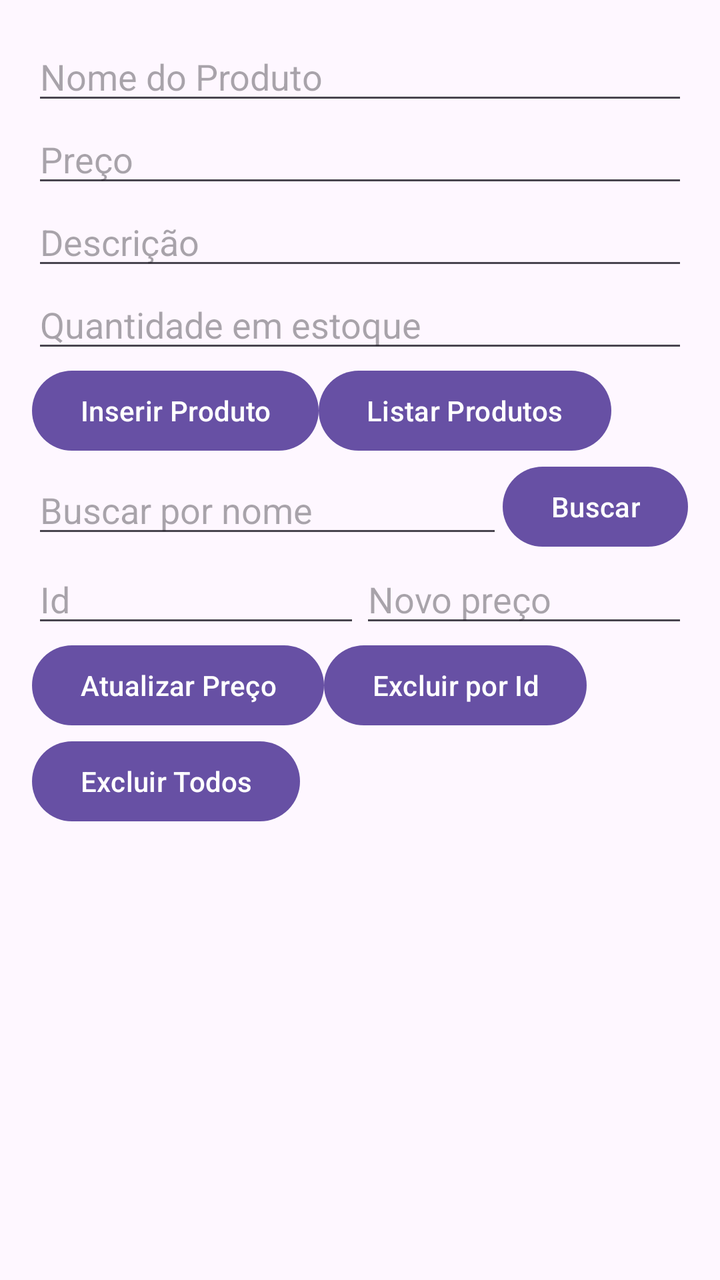
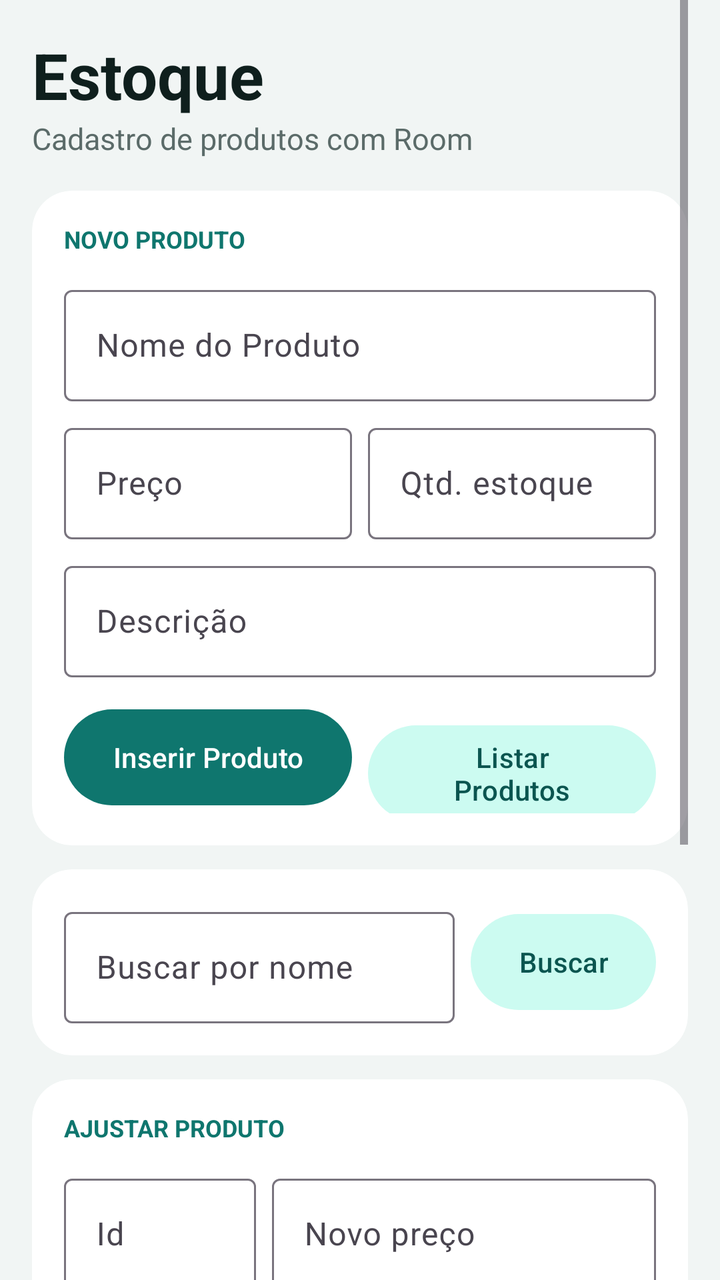

Before-and-after screenshots of an Android layout around one commit, followed by the original layout XML and the change that was made.
<!-- AndroidManifest.xml: application theme Theme.TP06ROOM -->
<!-- res/layout/activity_main.xml -->
<?xml version="1.0" encoding="utf-8"?>
<ScrollView xmlns:android="http://schemas.android.com/apk/res/android"
    android:id="@+id/main"
    android:layout_width="match_parent"
    android:layout_height="match_parent"
    android:fillViewport="true">

    <LinearLayout
        android:layout_width="match_parent"
        android:layout_height="wrap_content"
        android:orientation="vertical"
        android:padding="16dp">

        <EditText
            android:id="@+id/editProductName"
            android:layout_width="match_parent"
            android:layout_height="wrap_content"
            android:hint="Nome do Produto"
            android:inputType="text" />

        <EditText
            android:id="@+id/editProductPrice"
            android:layout_width="match_parent"
            android:layout_height="wrap_content"
            android:hint="Preço"
            android:inputType="numberDecimal" />

        <EditText
            android:id="@+id/editProductDescription"
            android:layout_width="match_parent"
            android:layout_height="wrap_content"
            android:hint="Descrição"
            android:inputType="text" />

        <EditText
            android:id="@+id/editProductQuantity"
            android:layout_width="match_parent"
            android:layout_height="wrap_content"
            android:hint="Quantidade em estoque"
            android:inputType="number" />

        <LinearLayout
            android:layout_width="match_parent"
            android:layout_height="wrap_content"
            android:orientation="horizontal">

            <Button
                android:id="@+id/btnInserirProduto"
                android:layout_width="wrap_content"
                android:layout_height="wrap_content"
                android:text="Inserir Produto" />

            <Button
                android:id="@+id/btnListarProdutos"
                android:layout_width="wrap_content"
                android:layout_height="wrap_content"
                android:text="Listar Produtos" />
        </LinearLayout>

        <LinearLayout
            android:layout_width="match_parent"
            android:layout_height="wrap_content"
            android:gravity="center_vertical"
            android:orientation="horizontal">

            <EditText
                android:id="@+id/editBusca"
                android:layout_width="0dp"
                android:layout_height="wrap_content"
                android:layout_weight="1"
                android:hint="Buscar por nome"
                android:inputType="text" />

            <Button
                android:id="@+id/btnBuscar"
                android:layout_width="wrap_content"
                android:layout_height="wrap_content"
                android:text="Buscar" />
        </LinearLayout>

        <LinearLayout
            android:layout_width="match_parent"
            android:layout_height="wrap_content"
            android:gravity="center_vertical"
            android:orientation="horizontal">

            <EditText
                android:id="@+id/editUpdateId"
                android:layout_width="0dp"
                android:layout_height="wrap_content"
                android:layout_weight="1"
                android:hint="Id"
                android:inputType="number" />

            <EditText
                android:id="@+id/editUpdatePrice"
                android:layout_width="0dp"
                android:layout_height="wrap_content"
                android:layout_weight="1"
                android:hint="Novo preço"
                android:inputType="numberDecimal" />
        </LinearLayout>

        <LinearLayout
            android:layout_width="match_parent"
            android:layout_height="wrap_content"
            android:orientation="horizontal">

            <Button
                android:id="@+id/btnAtualizarPreco"
                android:layout_width="wrap_content"
                android:layout_height="wrap_content"
                android:text="Atualizar Preço" />

            <Button
                android:id="@+id/btnExcluirPorId"
                android:layout_width="wrap_content"
                android:layout_height="wrap_content"
                android:text="Excluir por Id" />
        </LinearLayout>

        <Button
            android:id="@+id/btnExcluirTodos"
            android:layout_width="wrap_content"
            android:layout_height="wrap_content"
            android:text="Excluir Todos" />

        <TextView
            android:id="@+id/txtResultado"
            android:layout_width="match_parent"
            android:layout_height="wrap_content"
            android:layout_marginTop="12dp"
            android:textSize="16sp" />
    </LinearLayout>
</ScrollView>
<!-- resources referenced by this layout -->
<resources>
  <style name="Theme.TP06ROOM" parent="Base.Theme.TP06ROOM" />
  <style name="Base.Theme.TP06ROOM" parent="Theme.Material3.DayNight.NoActionBar">
          
          
      </style>
</resources>

<!-- the commit's change to res/layout/activity_main.xml (unified diff, before → after) -->
@@ -1,135 +1,321 @@
 <?xml version="1.0" encoding="utf-8"?>
 <ScrollView xmlns:android="http://schemas.android.com/apk/res/android"
+    xmlns:app="http://schemas.android.com/apk/res-auto"
     android:id="@+id/main"
     android:layout_width="match_parent"
     android:layout_height="match_parent"
-    android:fillViewport="true">
+    android:clipToPadding="false"
+    android:fillViewport="true"
+    android:paddingHorizontal="16dp"
+    android:paddingBottom="24dp">
 
     <LinearLayout
         android:layout_width="match_parent"
         android:layout_height="wrap_content"
-        android:orientation="vertical"
-        android:padding="16dp">
-
-        <EditText
-            android:id="@+id/editProductName"
-            android:layout_width="match_parent"
-            android:layout_height="wrap_content"
-            android:hint="Nome do Produto"
-            android:inputType="text" />
-
-        <EditText
-            android:id="@+id/editProductPrice"
-            android:layout_width="match_parent"
-            android:layout_height="wrap_content"
-            android:hint="Preço"
-            android:inputType="numberDecimal" />
-
-        <EditText
-            android:id="@+id/editProductDescription"
-            android:layout_width="match_parent"
-            android:layout_height="wrap_content"
-            android:hint="Descrição"
-            android:inputType="text" />
-
-        <EditText
-            android:id="@+id/editProductQuantity"
-            android:layout_width="match_parent"
-            android:layout_height="wrap_content"
-            android:hint="Quantidade em estoque"
-            android:inputType="number" />
-
-        <LinearLayout
-            android:layout_width="match_parent"
-            android:layout_height="wrap_content"
-            android:orientation="horizontal">
-
-            <Button
-                android:id="@+id/btnInserirProduto"
-                android:layout_width="wrap_content"
+        android:orientation="vertical">
+
+        <TextView
+            android:layout_width="match_parent"
+            android:layout_height="wrap_content"
+            android:layout_marginTop="16dp"
+            android:text="Estoque"
+            android:textColor="@color/ink"
+            android:textSize="32sp"
+            android:textStyle="bold" />
+
+        <TextView
+            android:layout_width="match_parent"
+            android:layout_height="wrap_content"
+            android:layout_marginBottom="16dp"
+            android:text="Cadastro de produtos com Room"
+            android:textColor="@color/ink_soft"
+            android:textSize="15sp" />
+
+        
+        <com.google.android.material.card.MaterialCardView
+            android:layout_width="match_parent"
+            android:layout_height="wrap_content"
+            android:layout_marginBottom="12dp"
+            app:cardBackgroundColor="@color/white"
+            app:cardCornerRadius="20dp"
+            app:cardElevation="0dp"
+            app:strokeWidth="0dp">
+
+            <LinearLayout
+                android:layout_width="match_parent"
                 android:layout_height="wrap_content"
-                android:text="Inserir Produto" />
-
-            <Button
-                android:id="@+id/btnListarProdutos"
-                android:layout_width="wrap_content"
+                android:orientation="vertical"
+                android:padding="16dp">
+
+                <TextView
+                    android:layout_width="wrap_content"
+                    android:layout_height="wrap_content"
+                    android:layout_marginBottom="12dp"
+                    android:text="NOVO PRODUTO"
+                    android:textColor="@color/brand"
+                    android:textSize="12sp"
+                    android:textStyle="bold" />
+
+                <com.google.android.material.textfield.TextInputLayout
+                    style="@style/Widget.Material3.TextInputLayout.OutlinedBox"
+                    android:layout_width="match_parent"
+                    android:layout_height="wrap_content"
+                    android:hint="Nome do Produto">
+
+                    <com.google.android.material.textfield.TextInputEditText
+                        android:id="@+id/editProductName"
+                        android:layout_width="match_parent"
+                        android:layout_height="wrap_content"
+                        android:inputType="text" />
+                </com.google.android.material.textfield.TextInputLayout>
+
+                <LinearLayout
+                    android:layout_width="match_parent"
+                    android:layout_height="wrap_content"
+                    android:layout_marginTop="8dp"
+                    android:orientation="horizontal">
+
+                    <com.google.android.material.textfield.TextInputLayout
+                        style="@style/Widget.Material3.TextInputLayout.OutlinedBox"
+                        android:layout_width="0dp"
+                        android:layout_height="wrap_content"
+                        android:layout_marginEnd="8dp"
+                        android:layout_weight="1"
+                        android:hint="Preço"
+                        app:prefixText="R$ ">
+
+                        <com.google.android.material.textfield.TextInputEditText
+                            android:id="@+id/editProductPrice"
+                            android:layout_width="match_parent"
+                            android:layout_height="wrap_content"
+                            android:inputType="numberDecimal" />
+                    </com.google.android.material.textfield.TextInputLayout>
+
+                    <com.google.android.material.textfield.TextInputLayout
+                        style="@style/Widget.Material3.TextInputLayout.OutlinedBox"
+                        android:layout_width="0dp"
+                        android:layout_height="wrap_content"
+                        android:layout_weight="1"
+                        android:hint="Qtd. estoque">
+
+                        <com.google.android.material.textfield.TextInputEditText
+                            android:id="@+id/editProductQuantity"
+                            android:layout_width="match_parent"
+                            android:layout_height="wrap_content"
+                            android:inputType="number" />
+                    </com.google.android.material.textfield.TextInputLayout>
+                </LinearLayout>
+
+                <com.google.android.material.textfield.TextInputLayout
+                    style="@style/Widget.Material3.TextInputLayout.OutlinedBox"
+                    android:layout_width="match_parent"
+                    android:layout_height="wrap_content"
+                    android:layout_marginTop="8dp"
+                    android:hint="Descrição">
+
+                    <com.google.android.material.textfield.TextInputEditText
+                        android:id="@+id/editProductDescription"
+                        android:layout_width="match_parent"
+                        android:layout_height="wrap_content"
+                        android:inputType="text" />
+                </com.google.android.material.textfield.TextInputLayout>
+
+                <LinearLayout
+                    android:layout_width="match_parent"
+                    android:layout_height="wrap_content"
+                    android:layout_marginTop="12dp"
+                    android:orientation="horizontal">
+
+                    <Button
+                        android:id="@+id/btnInserirProduto"
+                        android:layout_width="0dp"
+                        android:layout_height="56dp"
+                        android:layout_marginEnd="8dp"
+                        android:layout_weight="1"
+                        android:text="Inserir Produto" />
+
+                    <Button
+                        android:id="@+id/btnListarProdutos"
+                        style="@style/Widget.Material3.Button.TonalButton"
+                        android:layout_width="0dp"
+                        android:layout_height="56dp"
+                        android:layout_weight="1"
+                        android:text="Listar Produtos" />
+                </LinearLayout>
+            </LinearLayout>
+        </com.google.android.material.card.MaterialCardView>
+
+        
+        <com.google.android.material.card.MaterialCardView
+            android:layout_width="match_parent"
+            android:layout_height="wrap_content"
+            android:layout_marginBottom="12dp"
+            app:cardBackgroundColor="@color/white"
+            app:cardCornerRadius="20dp"
+            app:cardElevation="0dp"
+            app:strokeWidth="0dp">
+
+            <LinearLayout
+                android:layout_width="match_parent"
                 android:layout_height="wrap_content"
-                android:text="Listar Produtos" />
-        </LinearLayout>
-
-        <LinearLayout
-            android:layout_width="match_parent"
-            android:layout_height="wrap_content"
-            android:gravity="center_vertical"
-            android:orientation="horizontal">
-
-            <EditText
-                android:id="@+id/editBusca"
-                android:layout_width="0dp"
+                android:gravity="center_vertical"
+                android:orientation="horizontal"
+                android:padding="16dp">
+
+                <com.google.android.material.textfield.TextInputLayout
+                    style="@style/Widget.Material3.TextInputLayout.OutlinedBox"
+                    android:layout_width="0dp"
+                    android:layout_height="wrap_content"
+                    android:layout_marginEnd="8dp"
+                    android:layout_weight="1"
+                    android:hint="Buscar por nome">
+
+                    <com.google.android.material.textfield.TextInputEditText
+                        android:id="@+id/editBusca"
+                        android:layout_width="match_parent"
+                        android:layout_height="wrap_content"
+                        android:inputType="text" />
+                </com.google.android.material.textfield.TextInputLayout>
+
+                <Button
+                    android:id="@+id/btnBuscar"
+                    style="@style/Widget.Material3.Button.TonalButton"
+                    android:layout_width="wrap_content"
+                    android:layout_height="56dp"
+                    android:text="Buscar" />
+            </LinearLayout>
+        </com.google.android.material.card.MaterialCardView>
+
+        
+        <com.google.android.material.card.MaterialCardView
+            android:layout_width="match_parent"
+            android:layout_height="wrap_content"
+            android:layout_marginBottom="12dp"
+            app:cardBackgroundColor="@color/white"
+            app:cardCornerRadius="20dp"
+            app:cardElevation="0dp"
+            app:strokeWidth="0dp">
+
+            <LinearLayout
+                android:layout_width="match_parent"
                 android:layout_height="wrap_content"
-                android:layout_weight="1"
-                android:hint="Buscar por nome"
-                android:inputType="text" />
-
-            <Button
-                android:id="@+id/btnBuscar"
-                android:layout_width="wrap_content"
+                android:orientation="vertical"
+                android:padding="16dp">
+
+                <TextView
+                    android:layout_width="wrap_content"
+                    android:layout_height="wrap_content"
+                    android:layout_marginBottom="12dp"
+                    android:text="AJUSTAR PRODUTO"
+                    android:textColor="@color/brand"
+                    android:textSize="12sp"
+                    android:textStyle="bold" />
+
+                <LinearLayout
+                    android:layout_width="match_parent"
+                    android:layout_height="wrap_content"
+                    android:orientation="horizontal">
+
+                    <com.google.android.material.textfield.TextInputLayout
+                        style="@style/Widget.Material3.TextInputLayout.OutlinedBox"
+                        android:layout_width="0dp"
+                        android:layout_height="wrap_content"
+                        android:layout_marginEnd="8dp"
+                        android:layout_weight="1"
+                        android:hint="Id">
+
+                        <com.google.android.material.textfield.TextInputEditText
+                            android:id="@+id/editUpdateId"
+                            android:layout_width="match_parent"
+                            android:layout_height="wrap_content"
+                            android:inputType="number" />
+                    </com.google.android.material.textfield.TextInputLayout>
+
+                    <com.google.android.material.textfield.TextInputLayout
+                        style="@style/Widget.Material3.TextInputLayout.OutlinedBox"
+                        android:layout_width="0dp"
+                        android:layout_height="wrap_content"
+                        android:layout_weight="2"
+                        android:hint="Novo preço"
+                        app:prefixText="R$ ">
+
+                        <com.google.android.material.textfield.TextInputEditText
+                            android:id="@+id/editUpdatePrice"
+                            android:layout_width="match_parent"
+                            android:layout_height="wrap_content"
+                            android:inputType="numberDecimal" />
+                    </com.google.android.material.textfield.TextInputLayout>
+                </LinearLayout>
+
+                <LinearLayout
+                    android:layout_width="match_parent"
+                    android:layout_height="wrap_content"
+                    android:layout_marginTop="12dp"
+                    android:orientation="horizontal">
+
+                    <Button
+                        android:id="@+id/btnAtualizarPreco"
+                        android:layout_width="0dp"
+                        android:layout_height="56dp"
+                        android:layout_marginEnd="8dp"
+                        android:layout_weight="1"
+                        android:text="Atualizar Preço" />
+
+                    <Button
+                        android:id="@+id/btnExcluirPorId"
+                        style="@style/Widget.Material3.Button.OutlinedButton"
+                        android:layout_width="0dp"
+                        android:layout_height="56dp"
+                        android:layout_weight="1"
+                        android:text="Excluir por Id"
+                        android:textColor="@color/danger"
+                        app:strokeColor="@color/danger" />
+                </LinearLayout>
+            </LinearLayout>
+        </com.google.android.material.card.MaterialCardView>
+
+        
+        <com.google.android.material.card.MaterialCardView
+            android:layout_width="match_parent"
+            android:layout_height="wrap_content"
+            app:cardBackgroundColor="@color/brand_dark"
+            app:cardCornerRadius="20dp"
+            app:cardElevation="0dp"
+            app:strokeWidth="0dp">
+
+            <LinearLayout
+                android:layout_width="match_parent"
                 android:layout_height="wrap_content"
-                android:text="Buscar" />
-        </LinearLayout>
-
-        <LinearLayout
-            android:layout_width="match_parent"
-            android:layout_height="wrap_content"
-            android:gravity="center_vertical"
-            android:orientation="horizontal">
-
-            <EditText
-                android:id="@+id/editUpdateId"
-                android:layout_width="0dp"
-                android:layout_height="wrap_content"
-                android:layout_weight="1"
-                android:hint="Id"
-                android:inputType="number" />
-
-            <EditText
-                android:id="@+id/editUpdatePrice"
-                android:layout_width="0dp"
-                android:layout_height="wrap_content"
-                android:layout_weight="1"
-                android:hint="Novo preço"
-                android:inputType="numberDecimal" />
-        </LinearLayout>
-
-        <LinearLayout
-            android:layout_width="match_parent"
-            android:layout_height="wrap_content"
-            android:orientation="horizontal">
-
-            <Button
-                android:id="@+id/btnAtualizarPreco"
-                android:layout_width="wrap_content"
-                android:layout_height="wrap_content"
-                android:text="Atualizar Preço" />
-
-            <Button
-                android:id="@+id/btnExcluirPorId"
-                android:layout_width="wrap_content"
-                android:layout_height="wrap_content"
-                android:text="Excluir por Id" />
-        </LinearLayout>
+                android:orientation="vertical"
+                android:padding="16dp">
+
+                <TextView
+                    android:layout_width="wrap_content"
+                    android:layout_height="wrap_content"
+                    android:layout_marginBottom="8dp"
+                    android:text="LISTA E TOTAIS"
+                    android:textColor="@color/brand_soft"
+                    android:textSize="12sp"
+                    android:textStyle="bold" />
+
+                <TextView
+                    android:id="@+id/txtResultado"
+                    android:layout_width="match_parent"
+                    android:layout_height="wrap_content"
+                    android:minHeight="72dp"
+                    android:text="Toque em Listar Produtos."
+                    android:textColor="@color/white"
+                    android:textSize="16sp" />
+            </LinearLayout>
+        </com.google.android.material.card.MaterialCardView>
 
         <Button
             android:id="@+id/btnExcluirTodos"
-            android:layout_width="wrap_content"
-            android:layout_height="wrap_content"
-            android:text="Excluir Todos" />
-
-        <TextView
-            android:id="@+id/txtResultado"
-            android:layout_width="match_parent"
-            android:layout_height="wrap_content"
-            android:layout_marginTop="12dp"
-            android:textSize="16sp" />
+            style="@style/Widget.Material3.Button.TextButton"
+            android:layout_width="match_parent"
+            android:layout_height="56dp"
+            android:layout_marginTop="8dp"
+            android:text="Excluir Todos"
+            android:textColor="@color/danger" />
     </LinearLayout>
 </ScrollView>
<!-- resource entries referenced after the edit -->
@@ -1,9 +1,26 @@
 <!-- resources referenced by this layout -->
 <resources>
+  <color name="brand">#0F766E</color>
+  <color name="brand_dark">#0B5550</color>
+  <color name="brand_soft">#CCFBF1</color>
+  <color name="danger">#B42318</color>
+  <color name="ink">#0F1F1D</color>
+  <color name="ink_soft">#5B6B69</color>
+  <color name="white">#FFFFFFFF</color>
   <style name="Theme.TP06ROOM" parent="Base.Theme.TP06ROOM" />
-  <style name="Base.Theme.TP06ROOM" parent="Theme.Material3.DayNight.NoActionBar">
-          
-          
+  <style name="Base.Theme.TP06ROOM" parent="Theme.Material3.Light.NoActionBar">
+          <item name="colorPrimary">@color/brand</item>
+          <item name="colorOnPrimary">@color/white</item>
+          <item name="colorPrimaryContainer">@color/brand_soft</item>
+          <item name="colorOnPrimaryContainer">@color/brand_dark</item>
+          <item name="colorSecondaryContainer">@color/brand_soft</item>
+          <item name="colorOnSecondaryContainer">@color/brand_dark</item>
+          <item name="colorError">@color/danger</item>
+          <item name="android:windowBackground">@color/surface_bg</item>
+          <item name="android:statusBarColor">@color/surface_bg</item>
+          <item name="android:windowLightStatusBar">true</item>
+          <item name="android:navigationBarColor">@color/surface_bg</item>
       </style>
+  <color name="surface_bg">#F1F5F4</color>
 </resources>
 
